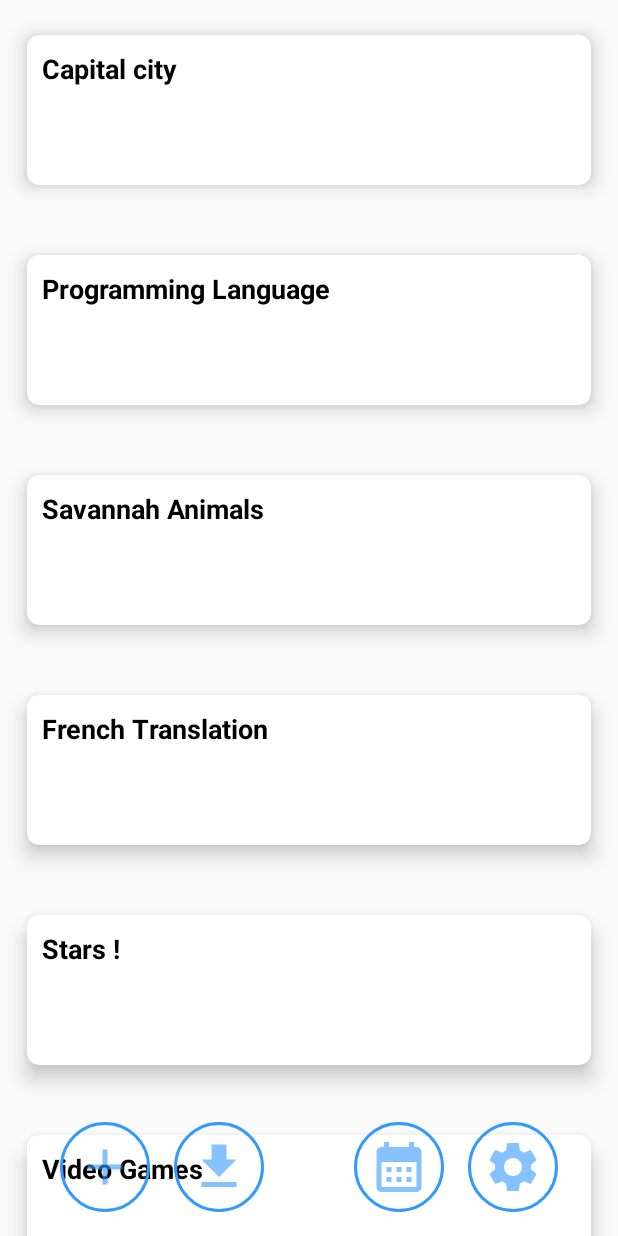
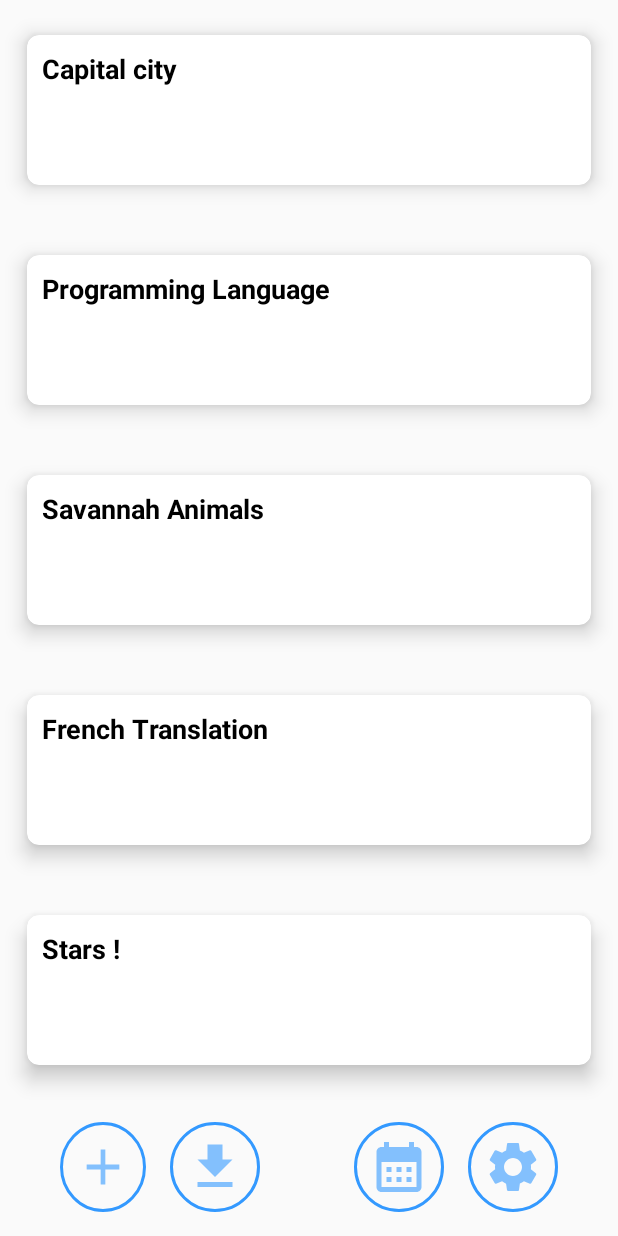
Before and after one commit to Dursam/Cardle, an Android app: the screen it shows after launch (Menu), on a phone screen of 412 x 824 dp. Run offline under Robolectric (Android 15) with nearby library versions, the phone set to English and light mode, and no system bars.

Commit message:
Correction add Deck

```diff
--- a/app/src/main/java/com/application/cardle/CreateDeck.java
+++ b/app/src/main/java/com/application/cardle/CreateDeck.java
@@ -30,8 +30,7 @@ public class CreateDeck extends AppCompatActivity {
             // validating if the text fields are empty or not.
             if (deckName.isEmpty()) {
                 Toast.makeText(CreateDeck.this, "Please enter a deck name", Toast.LENGTH_SHORT).show();
-            }
-
+            }else {
                 // add the deck
                 dbCardle.addNewDeck(deckName);
 
@@ -42,6 +41,7 @@ public class CreateDeck extends AppCompatActivity {
                 // opening a new activity via a intent.
                 Intent i = new Intent(CreateDeck.this, Menu.class);
                 startActivity(i);
+            }
         });
     }
 }
--- a/app/src/main/res/layout/menu.xml
+++ b/app/src/main/res/layout/menu.xml
@@ -8,19 +8,25 @@
 
     <androidx.recyclerview.widget.RecyclerView
         android:id="@+id/Deck"
-        android:layout_width="match_parent"
-        android:layout_height="match_parent" />
+        android:layout_width="0dp"
+        android:layout_height="0dp"
+        android:layout_marginBottom="9dp"
+        app:layout_constraintBottom_toTopOf="@+id/ButtonCreate"
+        app:layout_constraintEnd_toEndOf="parent"
+        app:layout_constraintStart_toStartOf="parent"
+        app:layout_constraintTop_toTopOf="parent" />
 
     <androidx.appcompat.widget.AppCompatButton
         android:id="@+id/ButtonCreate"
-        android:layout_width="60dp"
+        android:layout_width="57dp"
         android:layout_height="60dp"
         android:layout_marginStart="40dp"
         android:layout_marginBottom="16dp"
         android:background="@drawable/round_button_create"
         android:contentDescription="@string/button_desc_create"
         app:layout_constraintBottom_toBottomOf="parent"
-        app:layout_constraintStart_toStartOf="parent"/>
+        app:layout_constraintStart_toStartOf="parent"
+        app:layout_constraintTop_toBottomOf="@+id/Deck" />
 
     <androidx.appcompat.widget.AppCompatButton
         android:id="@+id/ButtonDownload"
@@ -31,7 +37,7 @@
         android:background="@drawable/round_button_download"
         android:contentDescription="@string/button_desc_download"
         app:layout_constraintBottom_toBottomOf="parent"
-        app:layout_constraintStart_toEndOf="@+id/ButtonCreate"/>
+        app:layout_constraintStart_toEndOf="@+id/ButtonCreate" />
 
     <androidx.appcompat.widget.AppCompatButton
         android:id="@+id/ButtonCalendar"
@@ -42,7 +48,7 @@
         android:background="@drawable/round_button_calendar"
         android:contentDescription="@string/button_desc_calendar"
         app:layout_constraintBottom_toBottomOf="parent"
-        app:layout_constraintEnd_toStartOf="@+id/ButtonSettings"/>
+        app:layout_constraintEnd_toStartOf="@+id/ButtonSettings" />
 
     <androidx.appcompat.widget.AppCompatButton
         android:id="@+id/ButtonSettings"
@@ -53,6 +59,6 @@
         android:background="@drawable/round_button_settings"
         android:contentDescription="@string/button_desc_settings"
         app:layout_constraintBottom_toBottomOf="parent"
-        app:layout_constraintEnd_toEndOf="parent"/>
+        app:layout_constraintEnd_toEndOf="parent" />
 
 </androidx.constraintlayout.widget.ConstraintLayout>
```
Lines whose indentation alone changed are shown as unchanged.
